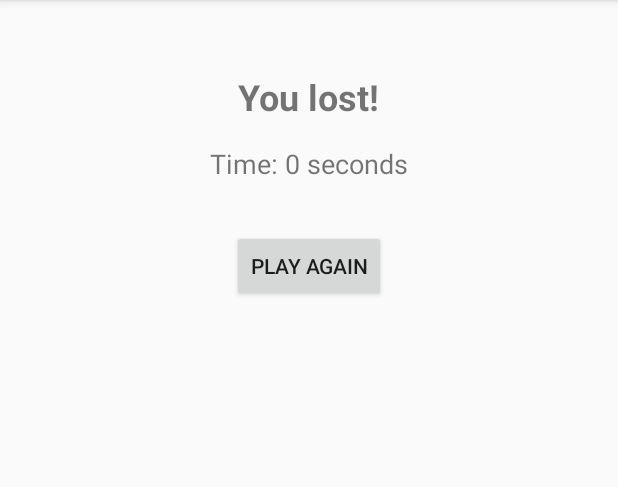
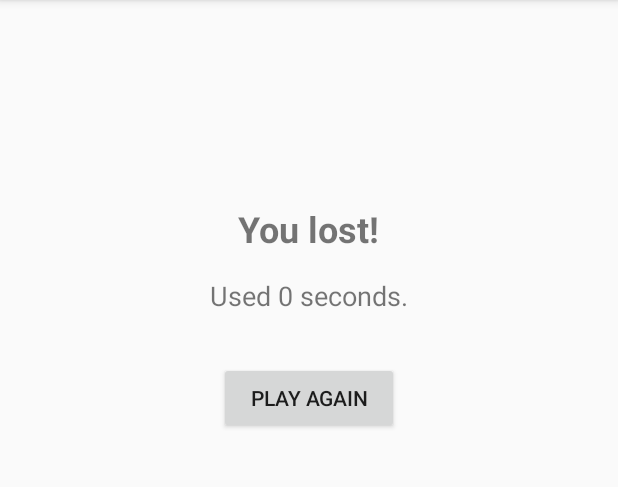
Before and after one commit to dvsho/minesweeper, an Android app: the ResultActivity screen opened directly, with no data from a screen before it, on a phone screen of 412 x 824 dp, the part 84-571 px from its top. Run offline under Robolectric (Android 15) with nearby library versions, the phone set to English and light mode, and no system bars.

Commit message:
Logic and layout revisions

```diff
--- a/app/src/main/java/com/example/cs310_minesweeper/MainActivity.java
+++ b/app/src/main/java/com/example/cs310_minesweeper/MainActivity.java
@@ -110,11 +110,11 @@ public class MainActivity extends AppCompatActivity {
                 mineCountView.setText(String.valueOf(mineCount));
             }
         }
-        else {
+        else if (!cells[row][col].getText().equals("'")) {
             if (mineLocations[row][col]) {
                 gameOver(false);
             }
-            else if (!cells[row][col].getText().equals("'")) {
+            else {
                 revealCell(row, col);
                 for (int i = 0; i < ROWS; i++) {
                     for (int j = 0; j < COLS; j++) {
@@ -159,6 +159,7 @@ public class MainActivity extends AppCompatActivity {
         }
         else {
             cells[row][col].setText(String.valueOf(adjacentMines));
+            cells[row][col].setTextColor(Color.BLACK);
         }
     }
 
--- a/app/src/main/java/com/example/cs310_minesweeper/ResultActivity.java
+++ b/app/src/main/java/com/example/cs310_minesweeper/ResultActivity.java
@@ -21,7 +21,12 @@ public class ResultActivity extends AppCompatActivity {
 
         int seconds = (int) (timeUsed / 1000);
         resultView.setText(gameResult ? "You won!" : "You lost!");
-        timeView.setText("Time: " + seconds + " seconds");
+        if (seconds == 1) {
+            timeView.setText("Used " + seconds + " second.");
+        }
+        else {
+            timeView.setText("Used " + seconds + " seconds.");
+        }
 
         restartButton.setOnClickListener(v -> {
             Intent intent = new Intent(ResultActivity.this, MainActivity.class);
--- a/app/src/main/res/layout/activity_result.xml
+++ b/app/src/main/res/layout/activity_result.xml
@@ -9,7 +9,7 @@
         android:layout_width="wrap_content"
         android:layout_height="wrap_content"
         android:layout_centerHorizontal="true"
-        android:layout_marginTop="32dp"
+        android:layout_marginTop="120dp"
         android:textSize="24sp"
         android:textStyle="bold" />
 
@@ -24,7 +24,7 @@
 
     <Button
         android:id="@+id/restartButton"
-        android:layout_width="wrap_content"
+        android:layout_width="120dp"
         android:layout_height="wrap_content"
         android:layout_below="@+id/timeView"
         android:layout_centerHorizontal="true"
```
